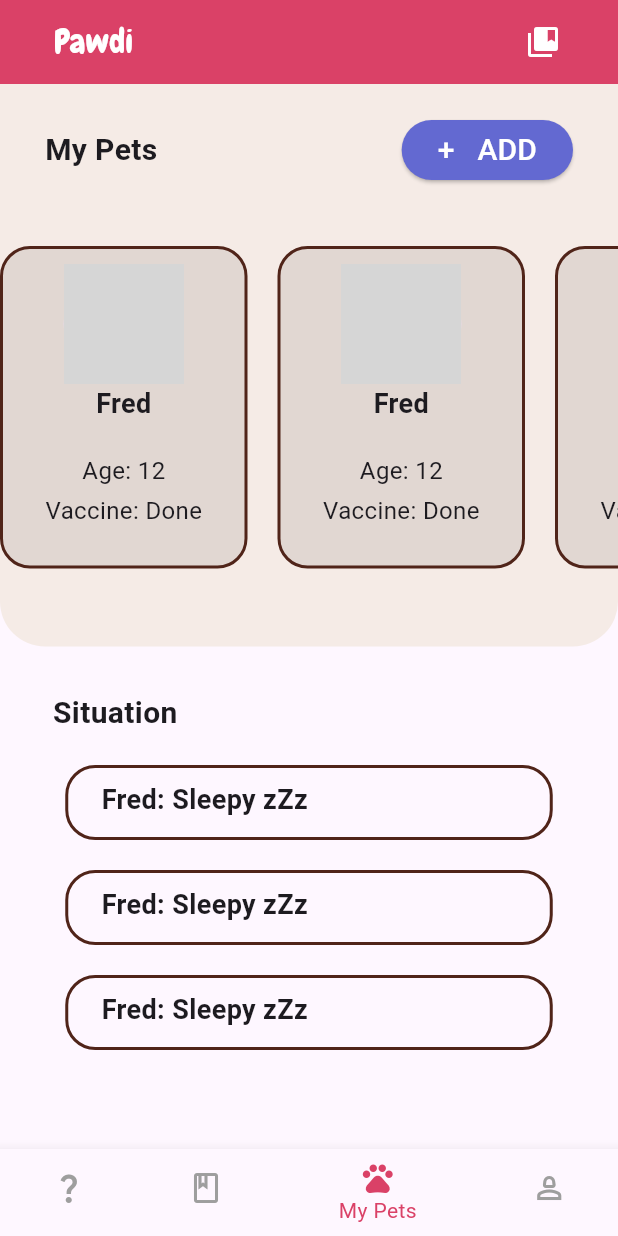
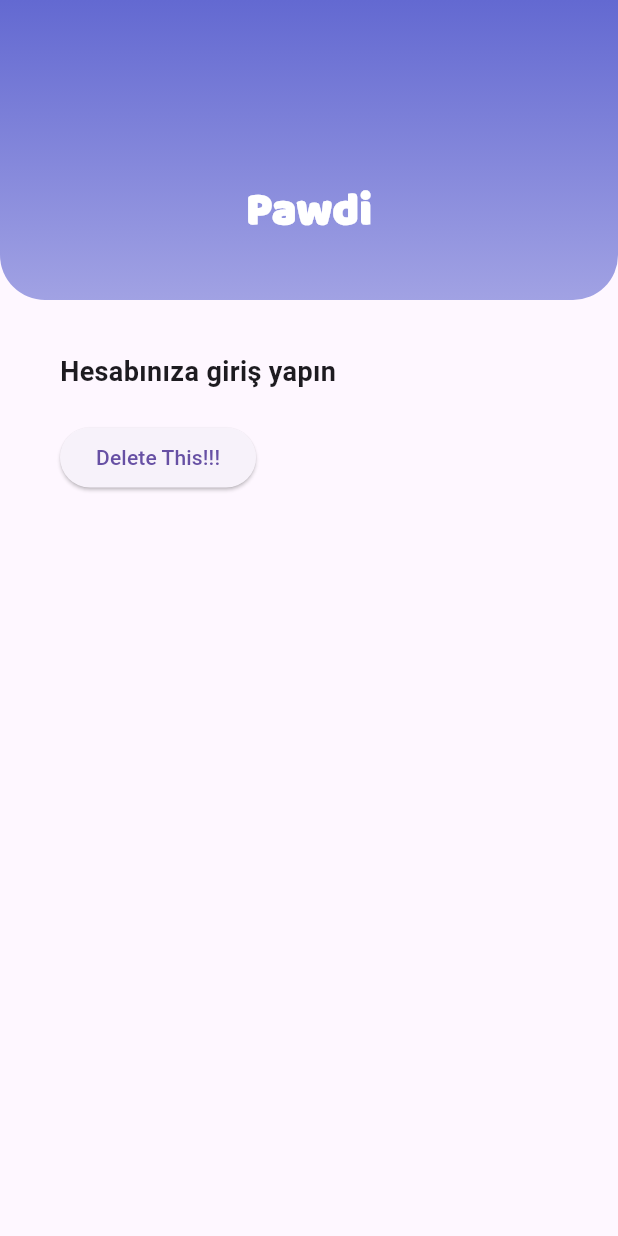
Before and after one commit to Dsoylular/bootcampGoogle, a Flutter app: the screen it shows after launch, on a phone screen of 412 x 824 dp. Run offline on Flutter 3.47's test engine with Material 3 defaults, Android fonts, the phone set to English and light mode, and no system bars; our stand-ins replace cloud_firestore, firebase_core; accounts and stored records are empty; grey boxes are pictures that could not be loaded.

Commit message:
loginPage.dart created, design process started
Font of the app is changed from Chewy to Baloo-Regular.ttf

```diff
--- /dev/null
+++ b/lib/LoginSignUp/loginPage.dart
@@ -0,0 +1,80 @@
+import 'package:bootcamp_google/MainPage.dart';
+import 'package:bootcamp_google/helperWidgets/appColors.dart';
+import 'package:flutter/material.dart';
+
+class LoginPage extends StatefulWidget {
+  const LoginPage({super.key});
+
+  @override
+  State<LoginPage> createState() => _LoginPageState();
+}
+
+class _LoginPageState extends State<LoginPage> {
+  final TextEditingController _mailController = TextEditingController();
+
+  @override
+  Widget build(BuildContext context) {
+    return Scaffold(
+      body: Column(
+        children: [
+          Container(
+            height: 200,
+            width: double.infinity,
+            decoration: BoxDecoration(
+              gradient: LinearGradient(
+                colors: [darkBlue, darkBlue.withOpacity(0.6)],
+                begin: Alignment.topCenter,
+                end: Alignment.bottomCenter,
+              ),
+              borderRadius: const BorderRadius.only(
+                bottomRight: Radius.circular(30),
+                bottomLeft: Radius.circular(30),
+              ),
+            ),
+            child: const Column(
+              children: [
+                SizedBox(height: 120),
+                Text(
+                    "Pawdi",
+                  style: TextStyle(
+                    fontSize: 30,
+                    fontFamily: 'Baloo',
+                    fontWeight: FontWeight.bold,
+                    color: Colors.white
+                  ),
+                ),
+              ],
+            ),
+          ),
+          const SizedBox(height: 35),
+          const Row(
+            children: [
+              SizedBox(width: 40),
+              Text(
+                "Hesabınıza giriş yapın",
+                style: TextStyle(
+                  fontWeight: FontWeight.bold,
+                  fontSize: 18,
+                ),
+              ),
+            ],
+          ),
+          const SizedBox(height: 20),
+          Row(
+            children: [
+              const SizedBox(width: 40),
+              ElevatedButton(
+                  onPressed: (){
+                    Navigator.of(context).pushReplacement(MaterialPageRoute(
+                      builder: (context) => const MainPage(),
+                    ));
+                  },
+                  child: Text("Delete This!!!")
+              ),
+            ],
+          ),
+        ],
+      ),
+    );
+  }
+}
--- a/lib/MainPage.dart
+++ b/lib/MainPage.dart
@@ -1,6 +1,6 @@
 import 'dart:ui';
 
-import 'package:bootcamp_google/appColors.dart';
+import 'package:bootcamp_google/helperWidgets/appColors.dart';
 import 'package:bootcamp_google/helperWidgets/infoCards.dart';
 import 'package:bootcamp_google/helperWidgets/petCard.dart';
 import 'package:cloud_firestore/cloud_firestore.dart';
--- a/lib/helperWidgets/infoCards.dart
+++ b/lib/helperWidgets/infoCards.dart
@@ -1,6 +1,6 @@
 import 'package:flutter/material.dart';
 
-import '../appColors.dart';
+import 'appColors.dart';
 import '../petPage.dart';
 
 Widget InfoCard(BuildContext context) {
--- a/lib/helperWidgets/myAppBar.dart
+++ b/lib/helperWidgets/myAppBar.dart
@@ -2,7 +2,7 @@ import 'package:bootcamp_google/savedChats.dart';
 import 'package:flutter/cupertino.dart';
 import 'package:flutter/material.dart';
 
-import '../appColors.dart';
+import 'appColors.dart';
 
 PreferredSizeWidget appBar(BuildContext context){
   return AppBar(
@@ -15,12 +15,12 @@ PreferredSizeWidget appBar(BuildContext context){
             "Pawdi",
             style: TextStyle(
               color: Colors.white,
-              fontFamily: 'Chewy',
+              fontFamily: 'Baloo',
             ),
           ),
         ),
         IconButton(
-          icon: Icon(
+          icon: const Icon(
             Icons.collections_bookmark,
             color: Colors.white,
           ),
--- a/lib/helperWidgets/petCard.dart
+++ b/lib/helperWidgets/petCard.dart
@@ -1,7 +1,7 @@
 import 'package:bootcamp_google/petPage.dart';
 import 'package:flutter/material.dart';
 
-import '../appColors.dart';
+import 'appColors.dart';
 
 Widget PetCard(BuildContext context) {
   return GestureDetector(
--- a/lib/loadingPage.dart
+++ b/lib/loadingPage.dart
@@ -1,9 +1,10 @@
 import 'dart:async';
 
+import 'package:bootcamp_google/LoginSignUp/loginPage.dart';
 import 'package:bootcamp_google/MainPage.dart';
 import 'package:flutter/material.dart';
 
-import 'appColors.dart';
+import 'helperWidgets/appColors.dart';
 
 class LoadingScreen extends StatefulWidget {
   const LoadingScreen({super.key});
@@ -18,7 +19,7 @@ class _LoadingScreenState extends State<LoadingScreen> {
     super.initState();
     Timer(const Duration(seconds: 2), () {
       Navigator.of(context).pushReplacement(MaterialPageRoute(
-        builder: (context) => const MainPage(),
+        builder: (context) => const LoginPage(),
       ));
     });
   }
@@ -34,7 +35,7 @@ class _LoadingScreenState extends State<LoadingScreen> {
             Text(
               'Pawdi',
               style: TextStyle(
-                fontFamily: 'Chewy',
+                fontFamily: 'Baloo',
                 fontSize: 40,
                 color: Colors.white,
               ),
--- a/lib/petPage.dart
+++ b/lib/petPage.dart
@@ -1,6 +1,6 @@
 import 'dart:ui';
 
-import 'package:bootcamp_google/appColors.dart';
+import 'package:bootcamp_google/helperWidgets/appColors.dart';
 import 'package:bootcamp_google/helperWidgets/myAppBar.dart';
 import 'package:flutter/material.dart';
 
--- a/pubspec.yaml
+++ b/pubspec.yaml
@@ -38,9 +38,6 @@ flutter:
     - family: Pacifico
       fonts:
         - asset: assets/fonts/Pacifico-Regular.ttf
-    - family: Chewy
-      fonts:
-        - asset: assets/fonts/Chewy-Regular.ttf
     - family: Baloo
       fonts:
-        - asset: assets/fonts/Baloo2-VariableFont_wght.ttf
+        - asset: assets/fonts/Baloo-Regular.ttf
```
Also changed, not shown: assets/fonts/Baloo-Regular.ttf (added), assets/fonts/Baloo2-VariableFont_wght.ttf (deleted), assets/fonts/Chewy-Regular.ttf (deleted), lib/helperWidgets/appColors.dart (renamed from lib/appColors.dart).
